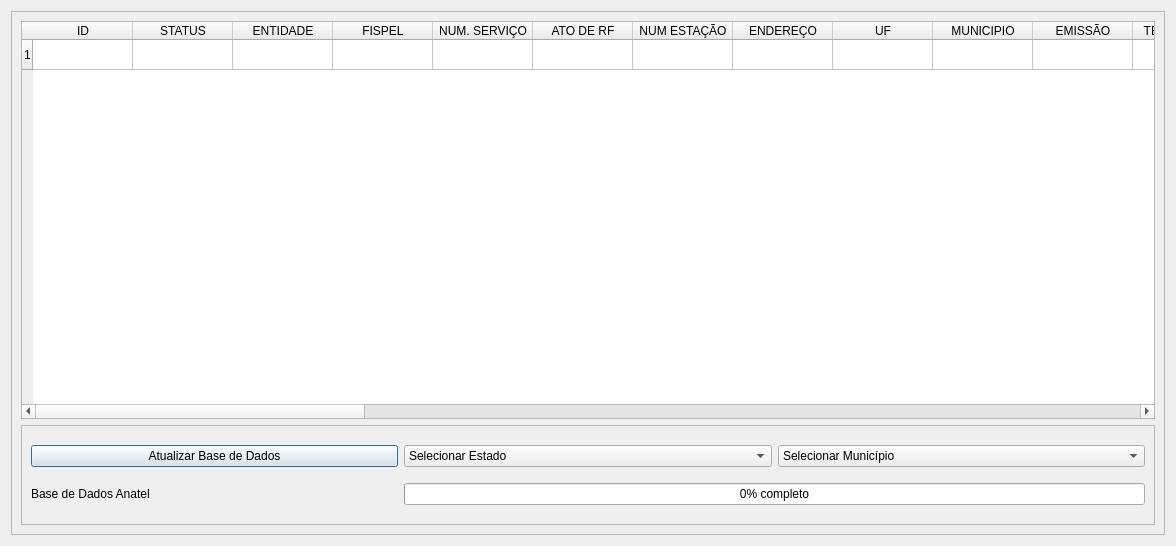
First picture: the form in src/main/resources/base/anatel_dialog.ui, repository trimtechnologies/Intelligent-Network-Planning-Tool-for-UAVs, before the edit.
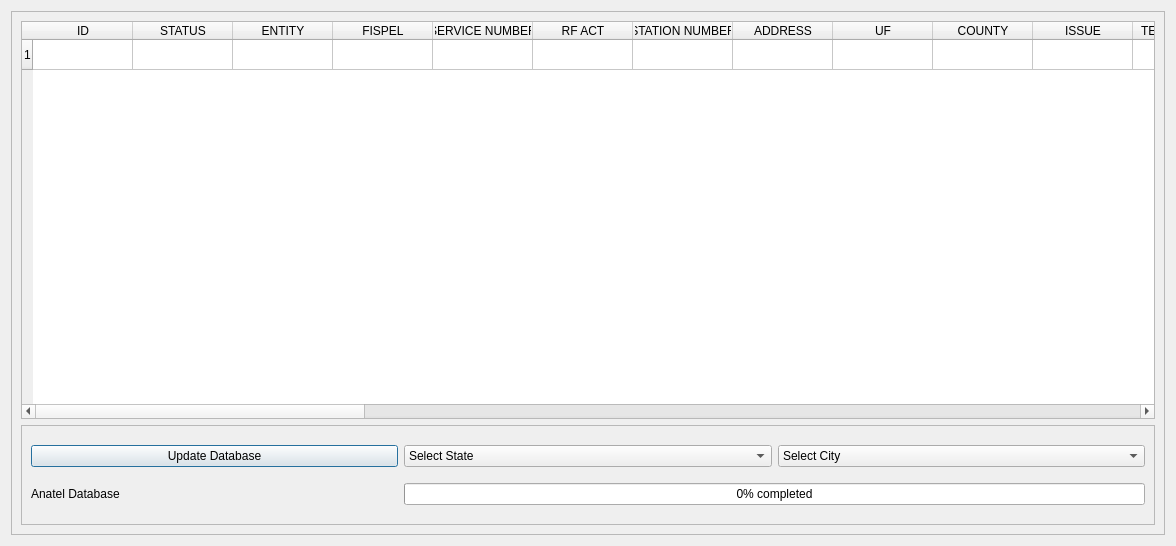
Second picture: the form after the edit.

Commit message: Modified Database Table Heads on UI

```diff
--- a/src/main/resources/base/anatel_dialog.ui
+++ b/src/main/resources/base/anatel_dialog.ui
@@ -80,7 +80,7 @@
         </column>
         <column>
          <property name="text">
-          <string>ENTIDADE</string>
+          <string>ENTITY</string>
          </property>
         </column>
         <column>
@@ -90,22 +90,22 @@
         </column>
         <column>
          <property name="text">
-          <string>NUM. SERVIÇO</string>
+          <string>SERVICE NUMBER</string>
          </property>
         </column>
         <column>
          <property name="text">
-          <string>ATO DE RF</string>
+          <string>RF ACT</string>
          </property>
         </column>
         <column>
          <property name="text">
-          <string>NUM ESTAÇÃO</string>
+          <string>STATION NUMBER</string>
          </property>
         </column>
         <column>
          <property name="text">
-          <string>ENDEREÇO</string>
+          <string>ADDRESS</string>
          </property>
         </column>
         <column>
@@ -115,107 +115,107 @@
         </column>
         <column>
          <property name="text">
-          <string>MUNICIPIO</string>
+          <string>COUNTY</string>
          </property>
         </column>
         <column>
          <property name="text">
-          <string>EMISSÃO</string>
+          <string>ISSUE</string>
          </property>
         </column>
         <column>
          <property name="text">
-          <string>TECNOLOGIA</string>
+          <string>TECHNOLOGY</string>
          </property>
         </column>
         <column>
          <property name="text">
-          <string>MEIO DE ACESSO</string>
+          <string>HALF ACCESS</string>
          </property>
         </column>
         <column>
          <property name="text">
-          <string>FREQ. INICIAL (MHz)</string>
+          <string>START FREQUENCY (MHz)</string>
          </property>
         </column>
         <column>
          <property name="text">
-          <string>FREQ. FINAL (MHz)</string>
+          <string>END FREQUENCY (MHz)</string>
          </property>
         </column>
         <column>
          <property name="text">
-          <string>AZIMUTE</string>
+          <string>AZIMUTH</string>
          </property>
         </column>
         <column>
          <property name="text">
-          <string>TIPO ESTAÇÃO</string>
+          <string>SEASON TYPE</string>
          </property>
         </column>
         <column>
          <property name="text">
-          <string>CLASS. INFRA FISICA</string>
+          <string>CLASS. INFRA PHYSICAL</string>
          </property>
         </column>
         <column>
          <property name="text">
-          <string>COMPARTILHAMENTO INFRA FISICA</string>
+          <string>INFRA PHYSICAL SHARING</string>
          </property>
         </column>
         <column>
          <property name="text">
-          <string>DISP COMPARTILHAMENTO INFRA FISICA</string>
+          <string>INFRA PHYSICAL SHARING DISP</string>
          </property>
         </column>
         <column>
          <property name="text">
-          <string>TIPO ANTENA</string>
+          <string>ANTENNA TYPE</string>
          </property>
         </column>
         <column>
          <property name="text">
-          <string>HOMOLOGAÇÃO ANT.</string>
+          <string>PREVIOUS APPROVAL</string>
          </property>
         </column>
         <column>
          <property name="text">
-          <string>GANHO ANTENA</string>
+          <string>ANTENNA GAIN</string>
          </property>
         </column>
         <column>
          <property name="text">
-          <string>FRENTE COSTA</string>
+          <string>FRONT COAST</string>
          </property>
         </column>
         <column>
          <property name="text">
-          <string>ÂNGULO 1/2 POT.</string>
+          <string>1/2 POINT ANGLE</string>
          </property>
         </column>
         <column>
          <property name="text">
-          <string>ELEVAÇÃO</string>
+          <string>ELEVATION</string>
          </property>
         </column>
         <column>
          <property name="text">
-          <string>POLARIZAÇÃO</string>
+          <string>POLARIZATION</string>
          </property>
         </column>
         <column>
          <property name="text">
-          <string>ALTURA ANTENA (m)</string>
+          <string>ANTENNA HEIGHT (m)</string>
          </property>
         </column>
         <column>
          <property name="text">
-          <string>HOMOLOGAÇÃO TRANSM. (W)</string>
+          <string>TRANSMISSION APPROVAL (W)</string>
          </property>
         </column>
         <column>
          <property name="text">
-          <string>POTENCIA TRANSMISSAO</string>
+          <string>TRANSMISSION POWER</string>
          </property>
         </column>
         <column>
@@ -240,17 +240,17 @@
         </column>
         <column>
          <property name="text">
-          <string>CODIGO DEBITO TFI</string>
+          <string>CODE DEBIT TFI</string>
          </property>
         </column>
         <column>
          <property name="text">
-          <string>DATA PRIM. LICENC.</string>
+          <string>PRIMARY DATE LICENSED</string>
          </property>
         </column>
         <column>
          <property name="text">
-          <string>CRIADO EM</string>
+          <string>CREATED IN</string>
          </property>
         </column>
         <item row="0" column="0">
@@ -414,14 +414,14 @@
          <item row="1" column="1">
           <widget class="QLabel" name="label_last_update">
            <property name="text">
-            <string>Base de Dados Anatel</string>
+            <string>Anatel Database</string>
            </property>
           </widget>
          </item>
          <item row="0" column="1">
           <widget class="QPushButton" name="update_database_button">
            <property name="text">
-            <string>Atualizar Base de Dados</string>
+            <string>Update Database</string>
            </property>
           </widget>
          </item>
@@ -435,7 +435,7 @@
            </property>
            <item>
             <property name="text">
-             <string>Selecionar Estado</string>
+             <string>Select State</string>
             </property>
            </item>
           </widget>
@@ -446,7 +446,7 @@
             <number>0</number>
            </property>
            <property name="format">
-            <string>%p% completo</string>
+            <string>%p% completed</string>
            </property>
           </widget>
          </item>
@@ -457,7 +457,7 @@
            </property>
            <item>
             <property name="text">
-             <string>Selecionar Município</string>
+             <string>Select City</string>
             </property>
            </item>
           </widget>
```
The commit also changes 1 other file.
